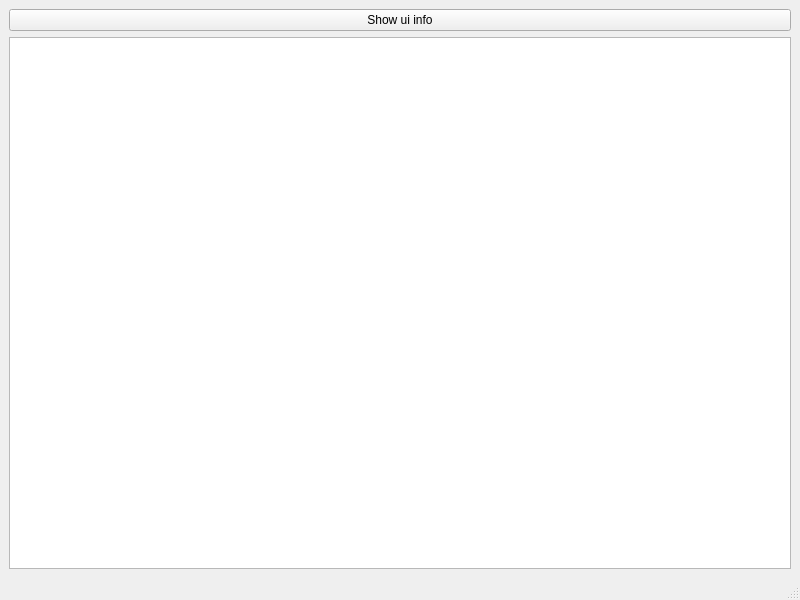
The window that qut-informer_client/mainwindow.ui (ochiay/qui_informer) describes before a commit, drawn with Qt 5.
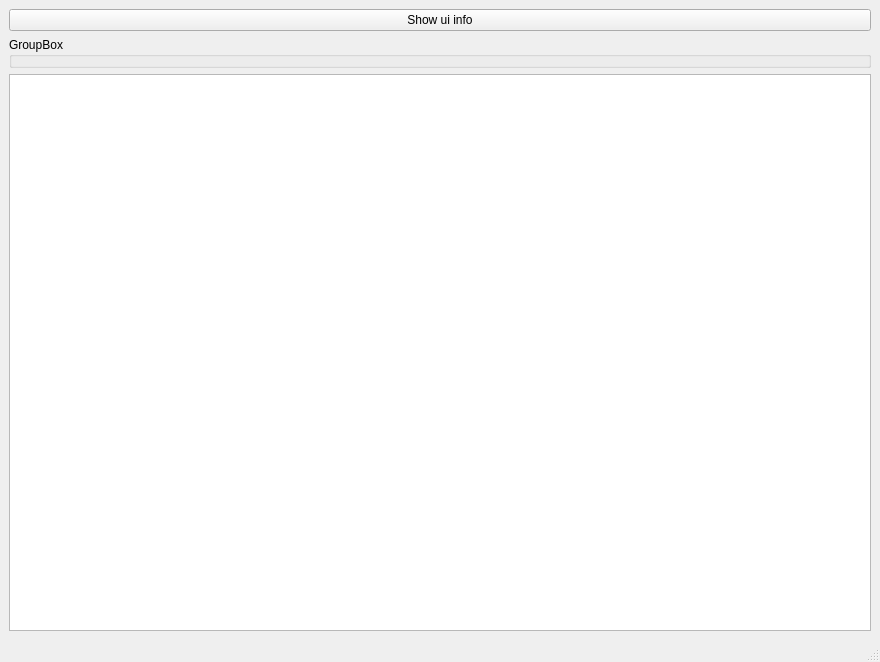
The same window after the commit.

Commit message: qui_server: json generation were moved to generate_<widget> functions through qjsondocument

Patch:
```diff
--- a/qut-informer_client/mainwindow.ui
+++ b/qut-informer_client/mainwindow.ui
@@ -6,8 +6,8 @@
    <rect>
     <x>0</x>
     <y>0</y>
-    <width>800</width>
-    <height>600</height>
+    <width>880</width>
+    <height>662</height>
    </rect>
   </property>
   <property name="windowTitle">
@@ -22,6 +22,13 @@
       </property>
      </widget>
     </item>
+    <item>
+     <widget class="QGroupBox" name="groupBox">
+      <property name="title">
+       <string>GroupBox</string>
+      </property>
+     </widget>
+    </item>
     <item>
      <widget class="QTextEdit" name="textEdit"/>
     </item>
```
Left out of the diff: 2 changed lines with no effect on the pictures. The commit also changes 7 other files.
